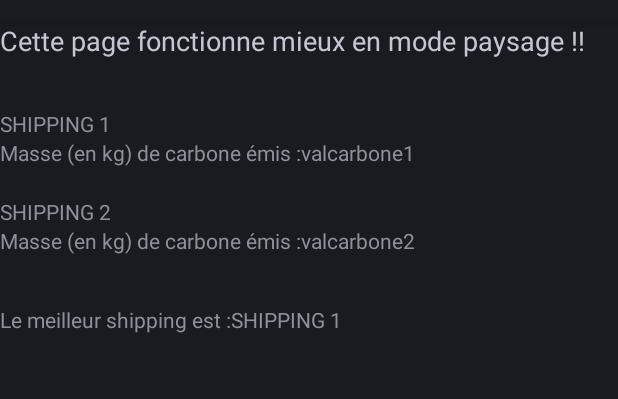
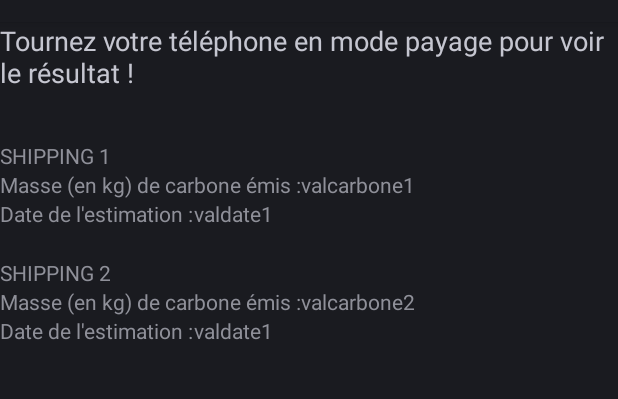
Before and after one commit to shiroling/ShouldIShipBis, an Android app: the layout activity_compare.xml on its own in the app's theme, with its tools: preview values and no code run, on a phone screen of 412 x 824 dp, the part 62-461 px from its top. Run offline under Robolectric (Android 15) with nearby library versions, the phone set to English and light mode, and no system bars.

Commit message:
end of compare

```diff
--- a/app/src/main/res/layout/activity_compare.xml
+++ b/app/src/main/res/layout/activity_compare.xml
@@ -31,7 +31,6 @@
                 android:layout_height="match_parent"
                 android:text="SHIPPING 1"/>
 
-
             <LinearLayout
                 android:layout_width="match_parent"
                 android:layout_height="wrap_content"
@@ -51,6 +50,25 @@
 
             </LinearLayout>
 
+            <LinearLayout
+                android:layout_width="match_parent"
+                android:layout_height="wrap_content"
+                android:orientation="horizontal">
+
+                <TextView
+                    android:id="@+id/compare_label_date1"
+                    android:layout_width="wrap_content"
+                    android:layout_height="match_parent"
+                    android:text="@string/label_date" />
+
+                <TextView
+                    android:id="@+id/compare_date1"
+                    android:layout_width="wrap_content"
+                    android:layout_height="match_parent"
+                    android:text="valdate1" />
+
+            </LinearLayout>
+
         </LinearLayout>
 
         <LinearLayout
@@ -65,7 +83,6 @@
                 android:layout_width="wrap_content"
                 android:layout_height="match_parent"
                 android:text="SHIPPING 2"/>
-
 
             <LinearLayout
                 android:layout_width="match_parent"
@@ -86,27 +103,28 @@
 
             </LinearLayout>
 
-
-        </LinearLayout>
-
             <LinearLayout
-            android:layout_width="wrap_content"
+                android:layout_width="match_parent"
                 android:layout_height="wrap_content"
                 android:orientation="horizontal">
 
                 <TextView
-                android:layout_width="match_parent"
-                android:layout_height="wrap_content"
-                android:text="@string/meilleur_compare"/>
+                    android:id="@+id/compare_label_date1"
+                    android:layout_width="wrap_content"
+                    android:layout_height="match_parent"
+                    android:text="@string/label_date" />
 
                 <TextView
-                android:id="@+id/nom_meilleur_compare"
+                    android:id="@+id/compare_date1"
                     android:layout_width="wrap_content"
                     android:layout_height="match_parent"
-                android:text="SHIPPING 1"/>
+                    android:text="valdate1" />
 
             </LinearLayout>
 
         </LinearLayout>
 
+
+    </LinearLayout>
+
 </androidx.coordinatorlayout.widget.CoordinatorLayout>
--- a/app/src/main/res/values/strings.xml
+++ b/app/src/main/res/values/strings.xml
@@ -43,7 +43,7 @@
     <string name="errorMessageHistoricLoad">Impossible de charger l\'historique</string>
 
     <!-- Strings à l'affichage -->
-    <string name="landscape_mode_off">Cette page fonctionne mieux en mode paysage !!</string>
+    <string name="landscape_mode_off">Tournez votre téléphone en mode payage pour voir le résultat !</string>
     <string name="landscape_mode_on">Bravoo !!</string>
     <string name="meilleur_compare">Le meilleur shipping est : </string>
 </resources>
```
Also changed, not shown: 1 other file. Lines whose indentation alone changed are shown as unchanged.
